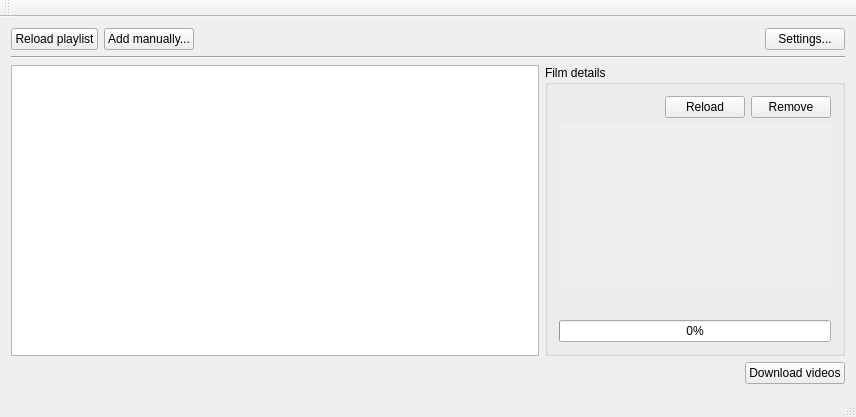
This is mainwindow.ui in Tofee/artefetcher as Qt 5 draws it before an edit. The edited form follows.
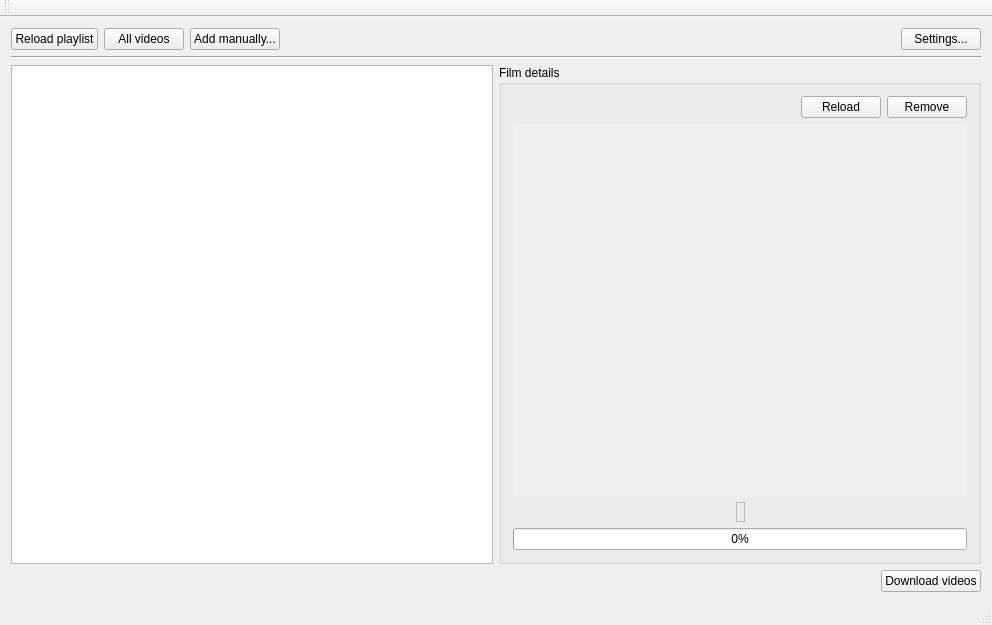
This is the edited form. Icons and pictures are not drawn.

The edit to the form file:
```diff
--- a/mainwindow.ui
+++ b/mainwindow.ui
@@ -6,8 +6,8 @@
    <rect>
     <x>0</x>
     <y>0</y>
-    <width>856</width>
-    <height>417</height>
+    <width>992</width>
+    <height>625</height>
    </rect>
   </property>
   <property name="windowTitle">
@@ -28,6 +28,13 @@
         </property>
        </widget>
       </item>
+      <item>
+       <widget class="QPushButton" name="allVideosButton">
+        <property name="text">
+         <string>All videos</string>
+        </property>
+       </widget>
+      </item>
       <item>
        <widget class="QPushButton" name="manualAddButton">
         <property name="text">
@@ -93,12 +100,6 @@
       </item>
       <item>
        <widget class="QGroupBox" name="detailsGroupBox">
-        <property name="maximumSize">
-         <size>
-          <width>300</width>
-          <height>16777215</height>
-         </size>
-        </property>
         <property name="title">
          <string>Film details</string>
         </property>
@@ -160,8 +161,8 @@
              <rect>
               <x>0</x>
               <y>0</y>
-              <width>286</width>
-              <height>180</height>
+              <width>475</width>
+              <height>388</height>
              </rect>
             </property>
             <layout class="QVBoxLayout" name="verticalLayout_3">
@@ -199,6 +200,9 @@
            </item>
            <item>
             <widget class="QLabel" name="previewLabel">
+             <property name="frameShape">
+              <enum>QFrame::StyledPanel</enum>
+             </property>
              <property name="text">
               <string/>
              </property>
```
Left out of the diff: 5 changed lines with no effect on the pictures.
